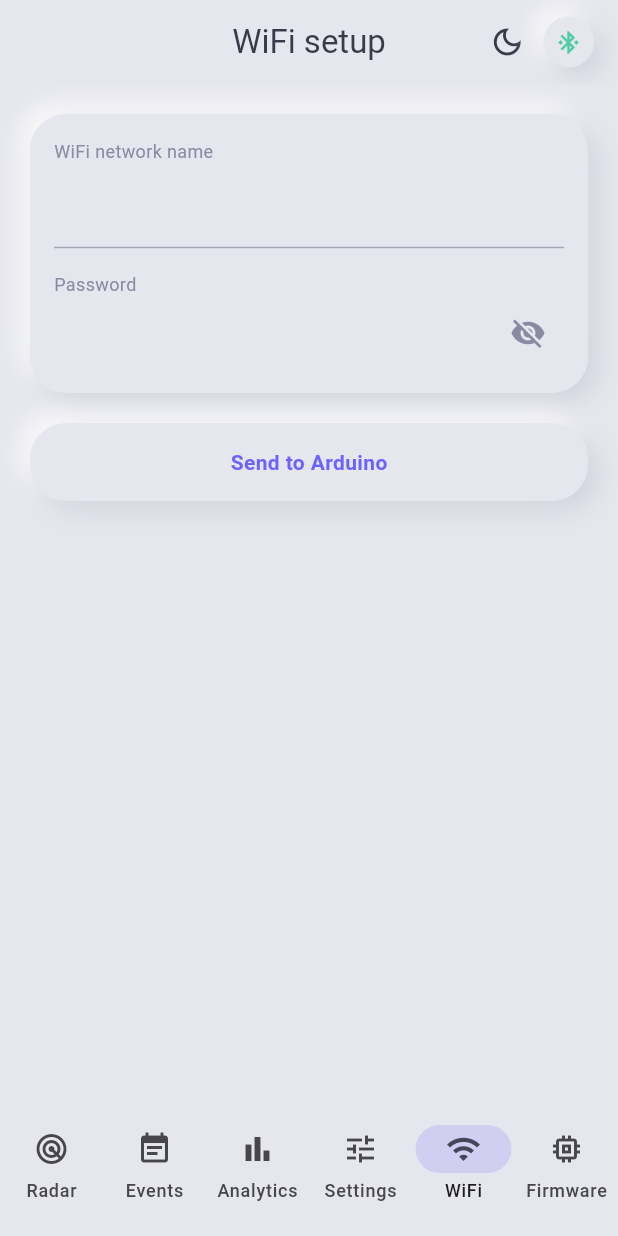
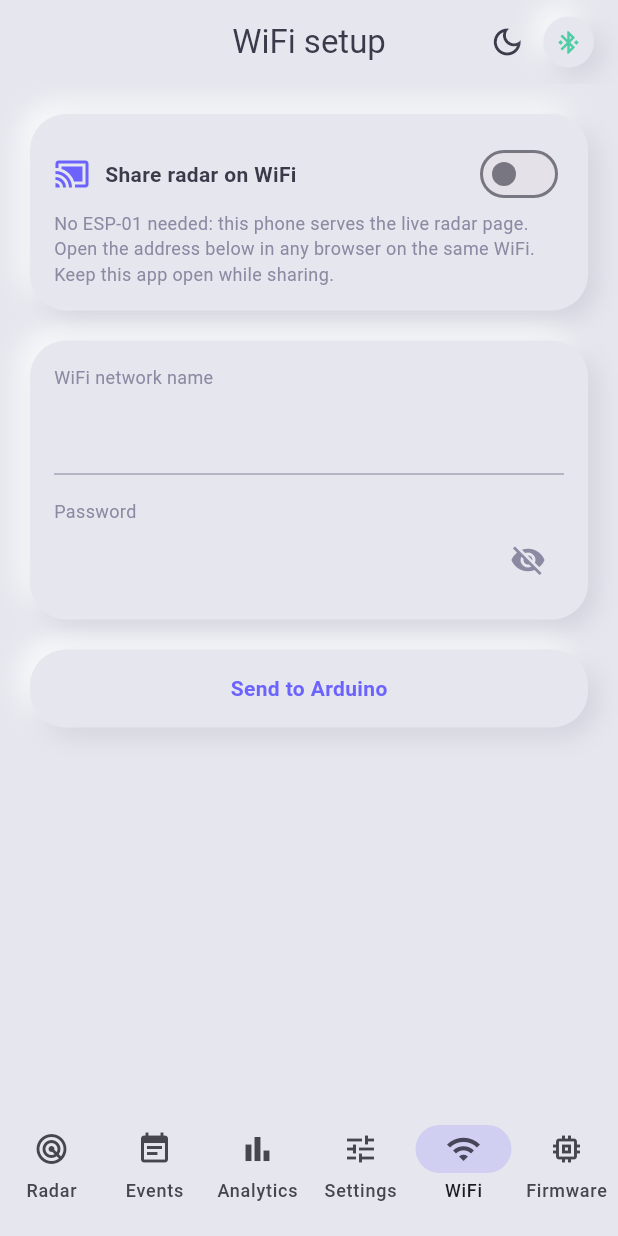
Before and after one commit to mahmoudyosrimahmoud13/radar-demo, a Flutter app: the HomeShell screen opened directly with empty values, item 5 of the bottom bar chosen, on a phone screen of 412 x 824 dp. Run offline on Flutter 3.47's test engine with Material 3 defaults, Android fonts, the phone set to English and light mode, and no system bars; our stand-ins replace file_picker, fl_chart, flutter_bluetooth_serial, flutter_local_notifications, permission_handler, shared_preferences and 1 more; accounts and stored records are empty.

Commit message:
Share live radar page from the phone over WiFi

```diff
--- a/radar_app/lib/screens/wifi_setup_screen.dart
+++ b/radar_app/lib/screens/wifi_setup_screen.dart
@@ -2,6 +2,7 @@ import 'package:flutter/material.dart';
 import 'package:url_launcher/url_launcher.dart';
 import '../models/network_status.dart';
 import '../services/bluetooth_service.dart';
+import '../services/web_share_service.dart';
 import '../theme/clay_theme.dart';
 import '../widgets/clay_container.dart';
 
@@ -28,6 +29,78 @@ class _WifiSetupScreenState extends State<WifiSetupScreen> {
   String? _status;
   NetworkStatus? _network;
   bool _obscure = true;
+  bool _sharing = WebShareService.instance.isRunning;
+  List<String> _shareUrls = [];
+  String? _shareError;
+
+  Future<void> _toggleShare(bool on) async {
+    setState(() => _shareError = null);
+    try {
+      if (on) {
+        final urls = await WebShareService.instance.start(widget.bluetooth);
+        if (!mounted) return;
+        setState(() {
+          _sharing = true;
+          _shareUrls = urls;
+        });
+      } else {
+        await WebShareService.instance.stop();
+        if (!mounted) return;
+        setState(() {
+          _sharing = false;
+          _shareUrls = [];
+        });
+      }
+    } catch (e) {
+      if (mounted) setState(() => _shareError = 'Could not start sharing: $e');
+    }
+  }
+
+  Widget _shareCard() {
+    return Padding(
+      padding: EdgeInsets.only(bottom: 20),
+      child: ClayContainer(
+        child: Column(
+          crossAxisAlignment: CrossAxisAlignment.start,
+          children: [
+            Row(
+              children: [
+                Icon(Icons.cast_connected, color: ClayColors.primary),
+                SizedBox(width: 10),
+                Expanded(
+                  child: Text('Share radar on WiFi',
+                      style: TextStyle(color: ClayColors.textPrimary, fontWeight: FontWeight.w700)),
+                ),
+                Switch(value: _sharing, onChanged: _toggleShare),
+              ],
+            ),
+            Text(
+              'No ESP-01 needed: this phone serves the live radar page. Open the address below '
+              'in any browser on the same WiFi. Keep this app open while sharing.',
+              style: TextStyle(color: ClayColors.textSecondary, fontSize: 12, height: 1.4),
+            ),
+            if (_sharing && _shareUrls.isEmpty)
+              Padding(
+                padding: EdgeInsets.only(top: 8),
+                child: Text('Sharing, but no WiFi address found. Is the phone connected to WiFi?',
+                    style: TextStyle(color: ClayColors.warning)),
+              ),
+            for (final u in _shareUrls)
+              Padding(
+                padding: EdgeInsets.only(top: 8),
+                child: SelectableText(u,
+                    style: TextStyle(color: ClayColors.primary, fontWeight: FontWeight.w700, fontSize: 16)),
+              ),
+            if (_shareError != null)
+              Padding(
+                padding: EdgeInsets.only(top: 8),
+                child: Text(_shareError!, style: TextStyle(color: ClayColors.danger)),
+              ),
+          ],
+        ),
+      ),
+    );
+  }
 
   void _send() {
     final ssid = _ssidCtrl.text.trim();
@@ -87,10 +160,10 @@ class _WifiSetupScreenState extends State<WifiSetupScreen> {
   @override
   Widget build(BuildContext context) {
     final net = _network;
-    return Padding(
+    return ListView(
       padding: EdgeInsets.all(20),
-      child: Column(
-        children: [
+      children: [
+          _shareCard(),
           if (net != null)
             Padding(
               padding: EdgeInsets.only(bottom: 20),
@@ -165,8 +238,7 @@ class _WifiSetupScreenState extends State<WifiSetupScreen> {
               padding: EdgeInsets.only(top: 16),
               child: Text(_status!, style: TextStyle(color: ClayColors.textSecondary), textAlign: TextAlign.center),
             ),
-        ],
-      ),
+      ],
     );
   }
 }
--- /dev/null
+++ b/radar_app/lib/services/web_share_service.dart
@@ -0,0 +1,156 @@
+import 'dart:async';
+import 'dart:convert';
+import 'dart:io';
+import '../models/radar_reading.dart';
+import 'bluetooth_service.dart';
+
+/// Serves the live radar web page from the PHONE, so any browser on the
+/// same WiFi can watch the radar without the ESP-01. Same page and same
+/// /data and /status endpoints as the ESP-01 sketch.
+///
+/// Runs while the app is open (Android pauses it when the app is in the
+/// background for a long time).
+class WebShareService {
+  WebShareService._();
+  static final WebShareService instance = WebShareService._();
+
+  static const int port = 8080;
+
+  HttpServer? _server;
+  StreamSubscription<String>? _sub;
+  RadarReading? _latest;
+
+  bool get isRunning => _server != null;
+
+  Future<List<String>> start(RadarBluetoothService bluetooth) async {
+    if (_server == null) {
+      _server = await HttpServer.bind(InternetAddress.anyIPv4, port, shared: true);
+      _server!.listen(_handle);
+    }
+    _sub ??= bluetooth.lines.listen((line) {
+      final r = RadarReading.parse(line);
+      if (r != null) _latest = r;
+    });
+    return addresses();
+  }
+
+  Future<void> stop() async {
+    await _sub?.cancel();
+    _sub = null;
+    await _server?.close(force: true);
+    _server = null;
+  }
+
+  /// The phone's WiFi addresses, as full URLs to open in a browser.
+  Future<List<String>> addresses() async {
+    final urls = <String>[];
+    try {
+      final interfaces = await NetworkInterface.list(type: InternetAddressType.IPv4, includeLoopback: false);
+      for (final i in interfaces) {
+        for (final a in i.addresses) {
+          urls.add('http://${a.address}:$port/');
+        }
+      }
+    } catch (_) {}
+    return urls;
+  }
+
+  void _handle(HttpRequest req) {
+    final path = req.uri.path;
+    final res = req.response;
+    res.headers.set('Access-Control-Allow-Origin', '*');
+    if (path == '/data') {
+      final r = _latest;
+      res.headers.contentType = ContentType.json;
+      res.write(jsonEncode({
+        'angle': r?.angle ?? 90,
+        'distance': r?.distanceCm ?? -1,
+        'alert': r?.alert ?? false,
+      }));
+    } else if (path == '/status') {
+      res.headers.contentType = ContentType.json;
+      res.write(jsonEncode({'mode': 'phone', 'port': port}));
+    } else {
+      res.headers.contentType = ContentType.html;
+      res.write(_page);
+    }
+    res.close();
+  }
+}
+
+const String _page = r'''<!DOCTYPE html>
+<html>
+<head>
+<meta name="viewport" content="width=device-width, initial-scale=1">
+<title>EchoSweep</title>
+<style>
+  body { background:#000; color:#0f0; font-family:monospace; text-align:center; margin:0; padding:10px; }
+  canvas { background:#001a00; border:2px solid #0f0; border-radius:4px; }
+  #status { font-size:18px; margin-top:8px; }
+  .alert { color:#f33; font-weight:bold; }
+</style>
+</head>
+<body>
+<h2>ECHOSWEEP LIVE RADAR</h2>
+<canvas id="radar" width="400" height="220"></canvas>
+<div id="status">Angle: -- &nbsp; Distance: -- cm</div>
+<script>
+const canvas = document.getElementById('radar');
+const ctx = canvas.getContext('2d');
+const cx = 200, cy = 210, maxR = 190, maxDist = 200;
+
+function drawBackground(){
+  ctx.clearRect(0,0,400,220);
+  ctx.strokeStyle = '#0f0';
+  ctx.globalAlpha = 0.35;
+  for (let r = maxR/4; r <= maxR; r += maxR/4){
+    ctx.beginPath();
+    ctx.arc(cx, cy, r, Math.PI, 2*Math.PI);
+    ctx.stroke();
+  }
+  for (let a = 0; a <= 180; a += 30){
+    const rad = Math.PI - (a*Math.PI/180);
+    ctx.beginPath();
+    ctx.moveTo(cx, cy);
+    ctx.lineTo(cx + maxR*Math.cos(rad), cy - maxR*Math.sin(rad));
+    ctx.stroke();
+  }
+  ctx.globalAlpha = 1;
+}
+
+function draw(angle, distance, alert){
+  drawBackground();
+  const rad = Math.PI - (angle*Math.PI/180);
+  ctx.strokeStyle = alert ? '#f33' : '#0f0';
+  ctx.lineWidth = 2;
+  ctx.beginPath();
+  ctx.moveTo(cx, cy);
+  ctx.lineTo(cx + maxR*Math.cos(rad), cy - maxR*Math.sin(rad));
+  ctx.stroke();
+  if (distance > 0 && distance <= maxDist){
+    const r = (distance/maxDist)*maxR;
+    ctx.fillStyle = alert ? '#f33' : '#0f0';
+    ctx.beginPath();
+    ctx.arc(cx + r*Math.cos(rad), cy - r*Math.sin(rad), 5, 0, 2*Math.PI);
+    ctx.fill();
+  }
+  const statusEl = document.getElementById('status');
+  statusEl.innerHTML = 'Angle: ' + angle + '&deg; &nbsp; Distance: ' +
+    (distance > 0 ? distance + ' cm' : '--') +
+    (alert ? ' <span class="alert">ALERT</span>' : '');
+}
+
+async function poll(){
+  try {
+    const res = await fetch('/data');
+    const d = await res.json();
+    draw(d.angle, d.distance, d.alert);
+  } catch (e) {}
+  setTimeout(poll, 100);
+}
+drawBackground();
+poll();
+</script>
+</body>
+</html>
+''';
```
Also changed, not shown: 1 other file.
